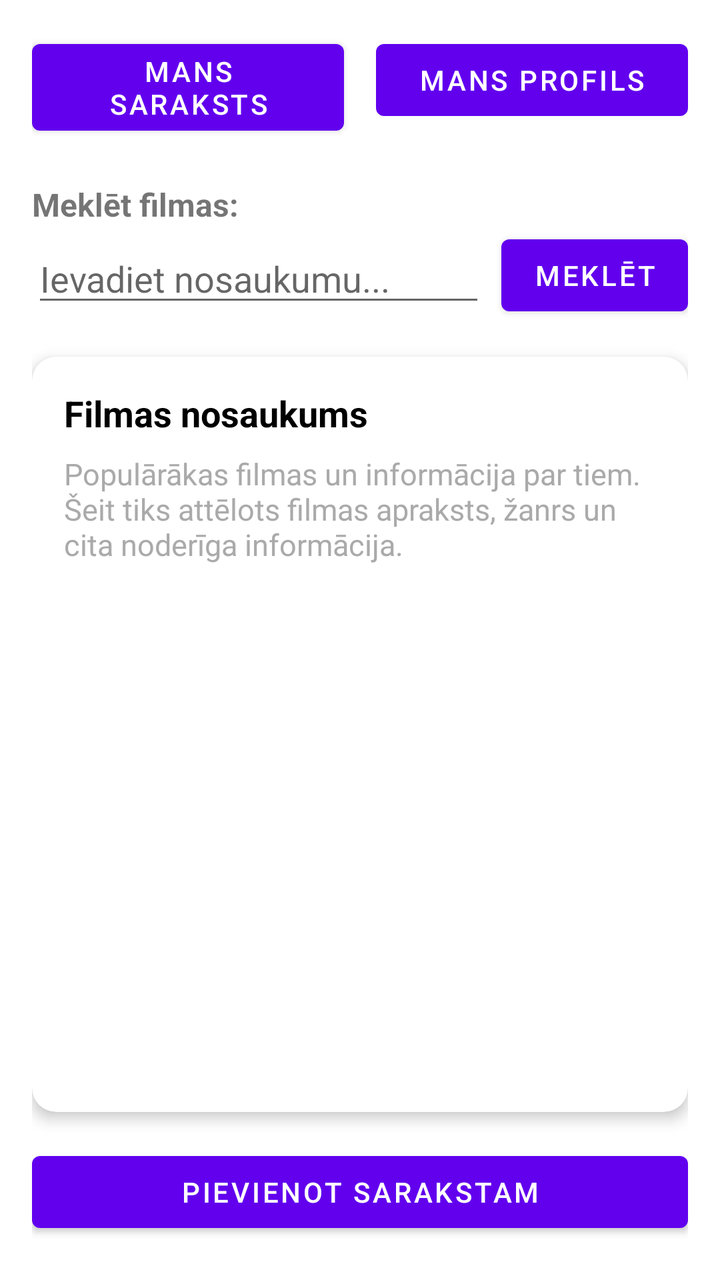
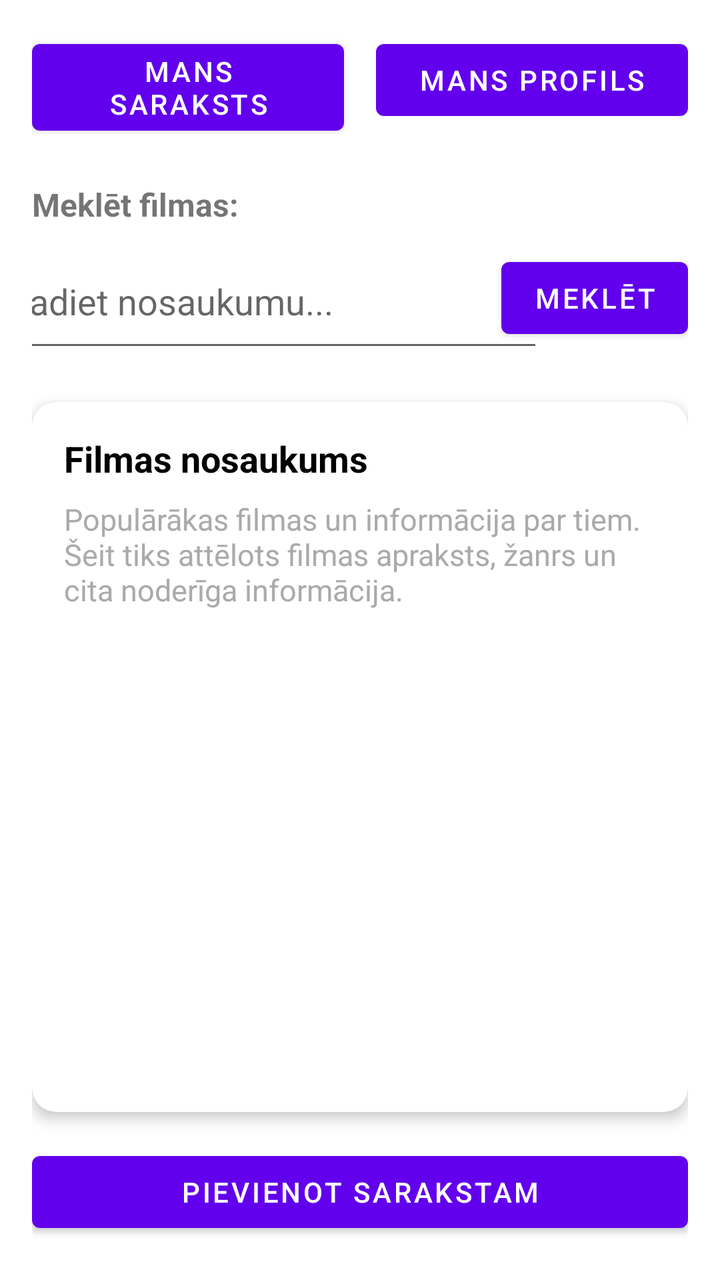

Before-and-after screenshots of an Android layout around one commit, followed by the original layout XML and the change that was made.
<!-- AndroidManifest.xml: application theme Theme.Movie_Watchlist_APP -->
<!-- res/layout/galvenais_logs.xml -->
<?xml version="1.0" encoding="utf-8"?>
<androidx.constraintlayout.widget.ConstraintLayout xmlns:android="http://schemas.android.com/apk/res/android"
    xmlns:app="http://schemas.android.com/apk/res-auto"
    xmlns:tools="http://schemas.android.com/tools"
    android:layout_width="match_parent"
    android:layout_height="match_parent"
    android:padding="16dp"
    tools:context=".ui.slideshow.SlideshowFragment">

    <Button
        android:id="@+id/button6"
        android:layout_width="0dp"
        android:layout_height="wrap_content"
        android:layout_marginEnd="8dp"
        android:text="Mans saraksts"
        app:layout_constraintEnd_toStartOf="@+id/button7"
        app:layout_constraintHorizontal_bias="0.5"
        app:layout_constraintStart_toStartOf="parent"
        app:layout_constraintTop_toTopOf="parent" />

    <Button
        android:id="@+id/button7"
        android:layout_width="0dp"
        android:layout_height="wrap_content"
        android:layout_marginStart="8dp"
        android:text="Mans profils"
        app:layout_constraintEnd_toEndOf="parent"
        app:layout_constraintHorizontal_bias="0.5"
        app:layout_constraintStart_toEndOf="@+id/button6"
        app:layout_constraintTop_toTopOf="parent" />

    <TextView
        android:id="@+id/text_slideshow"
        android:layout_width="wrap_content"
        android:layout_height="wrap_content"
        android:layout_marginTop="20dp"
        android:text="Meklēt filmas:"
        android:textSize="16sp"
        android:textStyle="bold"
        app:layout_constraintStart_toStartOf="parent"
        app:layout_constraintTop_toBottomOf="@+id/button6" />

    <EditText
        android:id="@+id/editTextText4"
        android:layout_width="0dp"
        android:layout_height="wrap_content"
        android:layout_marginTop="4dp"
        android:layout_marginEnd="8dp"
        android:hint="Ievadiet nosaukumu..."
        android:inputType="text"
        app:layout_constraintEnd_toStartOf="@+id/button5"
        app:layout_constraintStart_toStartOf="parent"
        app:layout_constraintTop_toBottomOf="@+id/text_slideshow" />

    <Button
        android:id="@+id/button5"
        android:layout_width="wrap_content"
        android:layout_height="wrap_content"
        android:text="Meklēt"
        app:layout_constraintBottom_toBottomOf="@+id/editTextText4"
        app:layout_constraintEnd_toEndOf="parent"
        app:layout_constraintTop_toTopOf="@+id/editTextText4" />

    <androidx.cardview.widget.CardView
        android:id="@+id/movieCardView"
        android:layout_width="0dp"
        android:layout_height="0dp"
        android:layout_marginTop="20dp"
        android:layout_marginBottom="16dp"
        app:cardCornerRadius="12dp"
        app:cardElevation="4dp"
        app:cardBackgroundColor="@android:color/white"
        app:layout_constraintBottom_toTopOf="@+id/button8"
        app:layout_constraintEnd_toEndOf="parent"
        app:layout_constraintStart_toStartOf="parent"
        app:layout_constraintTop_toBottomOf="@+id/editTextText4">

        <LinearLayout
            android:layout_width="match_parent"
            android:layout_height="match_parent"
            android:orientation="vertical"
            android:padding="16dp">

            <TextView
                android:id="@+id/tvMovieTitle"
                android:layout_width="match_parent"
                android:layout_height="wrap_content"
                android:text="Filmas nosaukums"
                android:textColor="@android:color/black"
                android:textSize="18sp"
                android:textStyle="bold"
                android:layout_marginBottom="8dp"/>

            <TextView
                android:id="@+id/tvMovieInfo"
                android:layout_width="match_parent"
                android:layout_height="wrap_content"
                android:text="Populārākas filmas un informācija par tiem. Šeit tiks attēlots filmas apraksts, žanrs un cita noderīga informācija."
                android:textColor="@android:color/darker_gray"
                android:textSize="15sp" />
        </LinearLayout>
    </androidx.cardview.widget.CardView>

    <Button
        android:id="@+id/button8"
        android:layout_width="0dp"
        android:layout_height="wrap_content"
        android:layout_marginBottom="4dp"
        android:text="Pievienot sarakstam"
        app:layout_constraintBottom_toBottomOf="parent"
        app:layout_constraintEnd_toEndOf="parent"
        app:layout_constraintStart_toStartOf="parent" />

</androidx.constraintlayout.widget.ConstraintLayout>
<!-- resources referenced by this layout -->
<resources>
  <style name="Theme.Movie_Watchlist_APP" parent="Theme.MaterialComponents.DayNight.DarkActionBar">
          
          <item name="colorPrimary">@color/purple_500</item>
          <item name="colorPrimaryVariant">@color/purple_700</item>
          <item name="colorOnPrimary">@color/white</item>
          
          <item name="colorSecondary">@color/teal_200</item>
          <item name="colorSecondaryVariant">@color/teal_700</item>
          <item name="colorOnSecondary">@color/black</item>
          
          <item name="android:statusBarColor">?attr/colorPrimaryVariant</item>
          
      </style>
  <color name="purple_500">#FF6200EE</color>
  <color name="purple_700">#FF3700B3</color>
  <color name="white">#FFFFFFFF</color>
  <color name="teal_200">#FF03DAC5</color>
  <color name="teal_700">#FF018786</color>
  <color name="black">#FF000000</color>
</resources>

<!-- the commit's change to res/layout/galvenais_logs.xml (unified diff, before → after) -->
@@ -42,8 +42,8 @@
 
     <EditText
         android:id="@+id/editTextText4"
-        android:layout_width="0dp"
-        android:layout_height="wrap_content"
+        android:layout_width="284dp"
+        android:layout_height="64dp"
         android:layout_marginTop="4dp"
         android:layout_marginEnd="8dp"
         android:hint="Ievadiet nosaukumu..."
